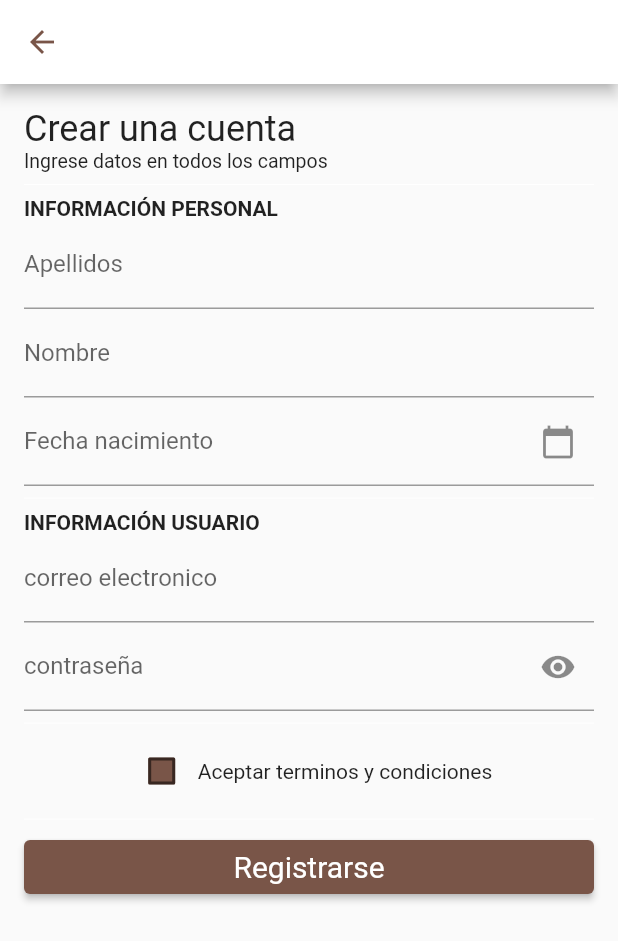
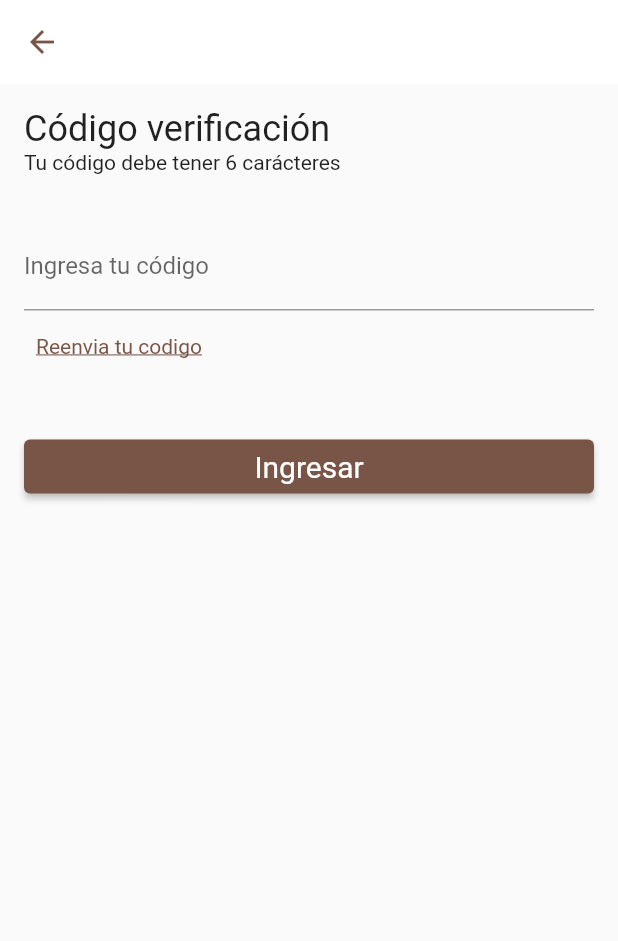
Before and after one commit to jcarloshg/Pineap, a Flutter app: the FormCreateAcount screen opened directly, after a tap on "Registrarse", on a phone screen of 412 x 824 dp. Shown: the top 941 px of the screen. Run offline on Flutter 3.47's test engine with Material 2 defaults, Android fonts, the phone set to English and light mode, and no system bars.

Commit message:
ADD CodeVerification.dart

```diff
--- /dev/null
+++ b/lib/pages/Register/code_verification.dart
@@ -0,0 +1,83 @@
+import 'package:flutter/material.dart';
+import 'package:pineap/styles/sub_title_widget.dart';
+import 'package:pineap/styles/title_widget.dart';
+
+class CodeVerification extends StatefulWidget {
+  const CodeVerification({Key? key}) : super(key: key);
+
+  @override
+  _CodeVerificationState createState() => _CodeVerificationState();
+}
+
+class _CodeVerificationState extends State<CodeVerification> {
+  @override
+  Widget build(BuildContext context) {
+    return Scaffold(
+      appBar: AppBar(
+        elevation: 0.0,
+        backgroundColor: Colors.white,
+        leading: IconButton(
+          onPressed: () {
+            Navigator.of(context).pop();
+          },
+          icon: const Icon(
+            Icons.arrow_back,
+            color: Colors.brown,
+          ),
+        ),
+      ),
+      body: Padding(
+        padding: const EdgeInsets.all(16.0),
+        child: Column(
+          mainAxisAlignment: MainAxisAlignment.start,
+          children: <Widget>[
+            const TitleWidget(title: "Código verificación"),
+            const SubTitle(subtitle: "Tu código debe tener 6 carácteres"),
+            const SizedBox(height: 32),
+            Form(
+              child: Column(
+                crossAxisAlignment: CrossAxisAlignment.stretch,
+                children: <Widget>[
+                  TextFormField(
+                    decoration:
+                        const InputDecoration(labelText: "Ingresa tu código"),
+                    validator: (String? value) {
+                      return value == null ? 'Please enter some text' : null;
+                    },
+                  ),
+                  Align(
+                    alignment: Alignment.topLeft,
+                    child: TextButton(
+                      style: TextButton.styleFrom(
+                        textStyle: const TextStyle(
+                          decoration: TextDecoration.underline,
+                          color: Colors.brown,
+                        ),
+                      ),
+                      onPressed: () {
+                        // ignore: avoid_print
+                        print("codigo reenviado");
+                      },
+                      child: const Text("Reenvia tu codigo"),
+                    ),
+                  ),
+                  const SizedBox(height: 32),
+                  ElevatedButton(
+                    style: ElevatedButton.styleFrom(
+                      textStyle: const TextStyle(fontSize: 20),
+                    ),
+                    onPressed: () {
+                      // ignore: avoid_print
+                      print("Login");
+                    },
+                    child: const Text('Ingresar'),
+                  )
+                ],
+              ),
+            )
+          ],
+        ),
+      ),
+    );
+  }
+}
--- a/lib/pages/Register/form_create_acount.dart
+++ b/lib/pages/Register/form_create_acount.dart
@@ -1,6 +1,7 @@
 // ignore_for_file: file_names
 
 import 'package:flutter/material.dart';
+import 'package:pineap/pages/Register/code_verification.dart';
 import 'package:pineap/styles/sub_title_widget.dart';
 import 'package:pineap/styles/title_block_form.dart';
 import 'package:pineap/styles/title_widget.dart';
@@ -17,6 +18,7 @@ class _FormCreateAcountState extends State<FormCreateAcount> {
   Widget build(BuildContext context) {
     return Scaffold(
         appBar: AppBar(
+          elevation: 0.0,
           backgroundColor: Colors.white,
           leading: IconButton(
             onPressed: () {
@@ -58,7 +60,7 @@ class _FormAcountState extends State<FormAcount> {
               child: Column(
                 crossAxisAlignment: CrossAxisAlignment.stretch,
                 children: <Widget>[
-                  const Divider(color: Colors.white),
+                  const SizedBox(height: 32),
                   const TitleBlockForm(
                       title_block_form: "Información personal"),
                   TextFormField(
@@ -85,7 +87,7 @@ class _FormAcountState extends State<FormAcount> {
                       return value == null ? 'Please enter some text' : null;
                     },
                   ),
-                  const Divider(color: Colors.white),
+                  const SizedBox(height: 16),
                   const TitleBlockForm(title_block_form: "Información usuario"),
                   TextFormField(
                     decoration:
@@ -106,7 +108,7 @@ class _FormAcountState extends State<FormAcount> {
                       return value == null ? 'Please enter some text' : null;
                     },
                   ),
-                  const Divider(color: Colors.white),
+                  const SizedBox(height: 16),
                   Row(
                     mainAxisAlignment: MainAxisAlignment.center,
                     children: <Widget>[
@@ -123,12 +125,15 @@ class _FormAcountState extends State<FormAcount> {
                       const Text("Aceptar terminos y condiciones"),
                     ],
                   ),
-                  const Divider(color: Colors.white),
+                  const SizedBox(height: 32),
                   ElevatedButton(
                     style: ElevatedButton.styleFrom(
                       textStyle: const TextStyle(fontSize: 20),
                     ),
-                    onPressed: () {},
+                    onPressed: () {
+                      Navigator.of(context).push(MaterialPageRoute(
+                          builder: (context) => const CodeVerification()));
+                    },
                     child: const Text('Registrarse'),
                   ),
                 ],
--- a/lib/styles/sub_title_widget.dart
+++ b/lib/styles/sub_title_widget.dart
@@ -14,7 +14,7 @@ class SubTitle extends StatelessWidget {
       child: Text(
         subtitle,
         style: const TextStyle(
-          fontSize: 13.0,
+          fontSize: 14.0,
         ),
       ),
     );
--- a/lib/styles/title_block_form.dart
+++ b/lib/styles/title_block_form.dart
@@ -12,7 +12,10 @@ class TitleBlockForm extends StatelessWidget {
   Widget build(BuildContext context) {
     return Text(
       title_block_form.toUpperCase(),
-      style: const TextStyle(fontWeight: FontWeight.bold),
+      style: const TextStyle(
+        fontSize: 12.0,
+        fontWeight: FontWeight.bold,
+      ),
     );
   }
 }
```
